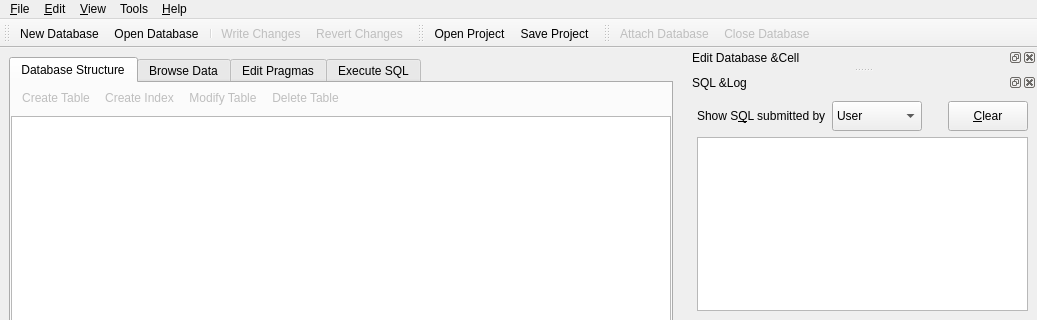
Old version of the form src/MainWindow.ui in the repository sqlitebrowser/sqlitebrowser; both pictures show x 0 to 1037 and y 0 to 320 of the 1037 by 630 pixel window.
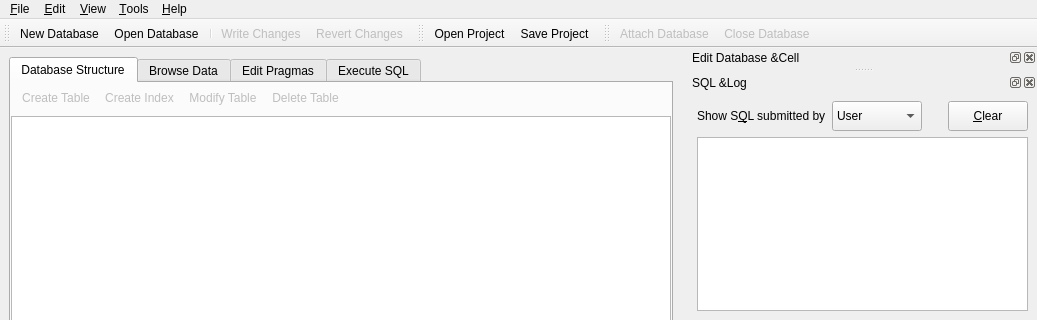
New version of the form. Icons and pictures are not drawn. Custom widgets are drawn as their Qt base class.

Commit message:
Enhancement #1435: pragmas invoked from Tools menu
Pragmas integrity_check, quick_check, foreign_key_check and optimize are
integrated in the Tools menu. The actions open a confirmation dialog
(with Help button that opens the corresponding reference page in
sqlite.org) and, after confirmation, opens a new SQL editor tab and runs
there the pragma, showing the possible results.

Sender in executeQuery is null in this case, so a check is added.

Added accelerator to Tools menu entry, which lacked one.

What changed in the file:
```diff
--- a/src/MainWindow.ui
+++ b/src/MainWindow.ui
@@ -1029,7 +1029,7 @@
    </widget>
    <widget class="QMenu" name="menuTools">
     <property name="title">
-     <string>Tools</string>
+     <string>&amp;Tools</string>
     </property>
     <addaction name="fileCompactAction"/>
     <addaction name="actionEncryption"/>
```
Left out of the diff: 43 changed lines with no effect on the pictures. The commit also changes 2 other files.
